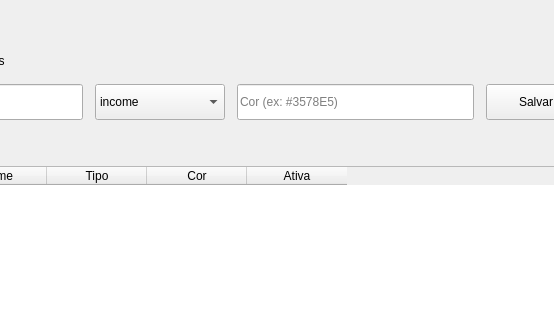
Above: ui/categories.ui from Wedson-Junior/MyFinance before the change; both pictures show x 178 to 732 and y 0 to 320 of the 900 by 600 pixel window. Below: the same form after it.
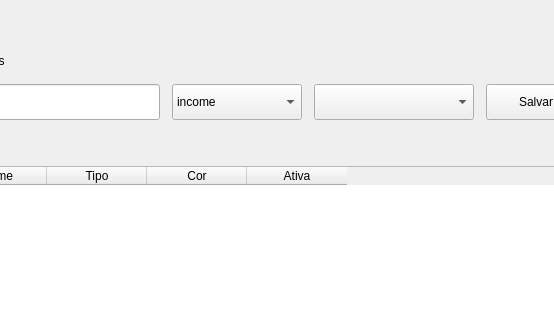
That is the form after the change.

```diff
--- a/ui/categories.ui
+++ b/ui/categories.ui
@@ -79,13 +79,10 @@
       </widget>
      </item>
      <item>
-      <widget class="QLineEdit" name="txt_color">
-       <property name="placeholderText">
-        <string>Cor (ex: #3578E5)</string>
-       </property>
+      <widget class="QComboBox" name="cmb_color">
        <property name="minimumSize">
         <size>
-         <width>140</width>
+         <width>160</width>
          <height>36</height>
         </size>
        </property>
```
